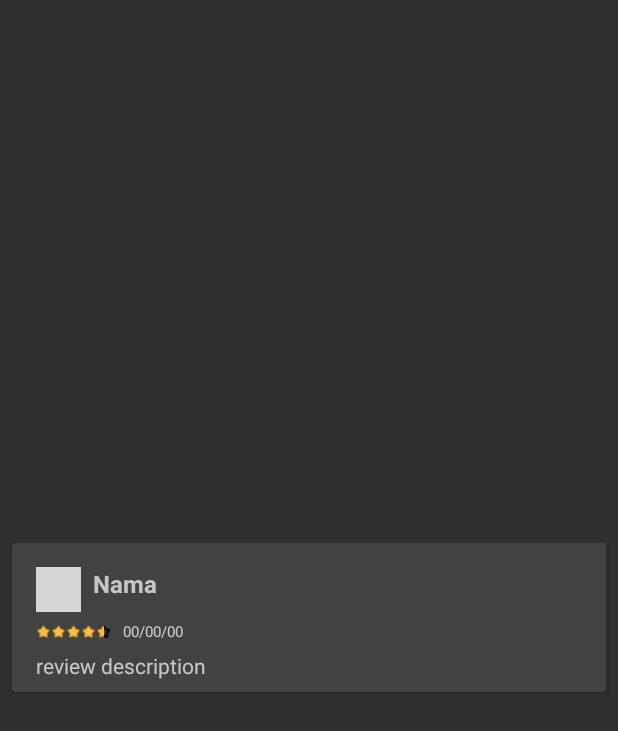
After one commit to adlihidayat/Halal-Recipe, an Android app: the layout reviews_card.xml on its own in the app's theme, with its tools: preview values and no code run, on a phone screen of 412 x 824 dp. The commit adds this screen. Shown: the top 731 px of the screen. Run offline under Robolectric (Android 15) with nearby library versions, the phone set to English and light mode, and no system bars; grey boxes are pictures that could not be loaded.

Commit message:
add detail reviews UI

```diff
--- /dev/null
+++ b/app/src/main/res/drawable/rating_reviews.xml
@@ -0,0 +1,9 @@
+<?xml version="1.0" encoding="utf-8"?>
+<layer-list xmlns:android="http://schemas.android.com/apk/res/android">
+    <item android:id="@android:id/background"
+        android:drawable="@drawable/star_empty" />
+    <item android:id="@android:id/secondaryProgress"
+        android:drawable="@drawable/star_empty" />
+    <item android:id="@android:id/progress"
+        android:drawable="@drawable/star_fill" />
+</layer-list>
--- /dev/null
+++ b/app/src/main/res/layout/reviews_card.xml
@@ -0,0 +1,87 @@
+<?xml version="1.0" encoding="utf-8"?>
+<layout xmlns:android="http://schemas.android.com/apk/res/android"
+    xmlns:app="http://schemas.android.com/apk/res-auto"
+    xmlns:tools="http://schemas.android.com/tools"
+    android:layout_width="match_parent"
+    android:layout_height="match_parent">
+
+    <androidx.cardview.widget.CardView
+        android:layout_width="match_parent"
+        android:layout_height="wrap_content"
+        android:layout_gravity="center"
+        android:layout_marginLeft="8dp"
+        android:layout_marginTop="4dp"
+        android:layout_marginRight="8dp"
+        android:layout_marginBottom="4dp">
+
+        <androidx.constraintlayout.widget.ConstraintLayout
+            android:layout_width="match_parent"
+            android:layout_height="match_parent"
+            android:padding="8dp">
+
+            <ImageView
+                android:id="@+id/img_profile"
+                android:layout_width="30dp"
+                android:layout_height="30dp"
+                android:layout_marginStart="8dp"
+                android:layout_marginTop="8dp"
+                android:scaleType="centerCrop"
+                app:layout_constraintStart_toStartOf="parent"
+                app:layout_constraintTop_toTopOf="parent"
+                tools:src="@tools:sample/avatars" /> <!-- Ganti srcCompat dengan src -->
+
+            <TextView
+                android:id="@+id/name"
+                android:layout_width="wrap_content"
+                android:layout_height="wrap_content"
+                android:layout_marginStart="8dp"
+                android:layout_marginTop="8dp"
+                android:text="Nama"
+                android:textSize="16sp"
+                android:textStyle="bold"
+                app:layout_constraintStart_toEndOf="@+id/img_profile"
+                app:layout_constraintTop_toTopOf="parent" />
+
+            <TextView
+                android:id="@+id/post_date"
+                android:layout_width="wrap_content"
+                android:layout_height="wrap_content"
+                android:layout_marginStart="8dp"
+                android:layout_marginTop="14dp"
+                android:ellipsize="end"
+                android:maxLines="5"
+                android:text="00/00/00"
+                android:textSize="10sp"
+                app:layout_constraintStart_toEndOf="@+id/ratingBar"
+                app:layout_constraintTop_toBottomOf="@+id/name" />
+
+            <RatingBar
+                android:id="@+id/ratingBar"
+                style="@style/ReviewsRatingBar"
+                android:layout_width="wrap_content"
+                android:layout_height="wrap_content"
+                android:layout_marginStart="8dp"
+                android:layout_marginTop="8dp"
+                android:indeterminateDrawable="@drawable/rating_reviews"
+                android:indeterminateOnly="false"
+                android:isIndicator="true"
+                android:mirrorForRtl="false"
+                android:rating="4.5"
+                app:layout_constraintStart_toStartOf="parent"
+                app:layout_constraintTop_toBottomOf="@+id/img_profile" />
+
+            <TextView
+                android:id="@+id/review_desc"
+                android:layout_width="match_parent"
+                android:layout_height="wrap_content"
+                android:layout_marginStart="8dp"
+                android:layout_marginTop="8dp"
+                android:layout_marginEnd="8dp"
+                android:text="review description"
+                app:layout_constraintEnd_toEndOf="parent"
+                app:layout_constraintStart_toStartOf="parent"
+                app:layout_constraintTop_toBottomOf="@+id/ratingBar" />
+
+        </androidx.constraintlayout.widget.ConstraintLayout>
+    </androidx.cardview.widget.CardView>
+</layout>
--- a/app/src/main/res/values/styles.xml
+++ b/app/src/main/res/values/styles.xml
@@ -20,7 +20,11 @@
         <item name="android:windowBackground">@android:color/transparent</item>
         <item name="android:windowNoTitle">true</item>
     </style>
-
+    <style name="ReviewsRatingBar" parent="@style/Widget.AppCompat.RatingBar.Small">
+        <item name="android:progressDrawable">@drawable/rating_reviews</item>
+        <item name="android:minHeight">10dp</item>
+        <item name="android:maxHeight">10dp</item>
+    </style>
 
 
 
```
Also changed, not shown: app/src/main/java/com/example/halalrecipe/review.kt (added, +10 -0 lines), app/src/main/res/drawable/icon_star.xml (added, +5 -0 lines), app/src/main/res/layout/fragment_reviews.xml (added, +130 -0 lines), app/src/main/res/drawable/star_empty.png (added), app/src/main/res/drawable/star_fill.png (added).
